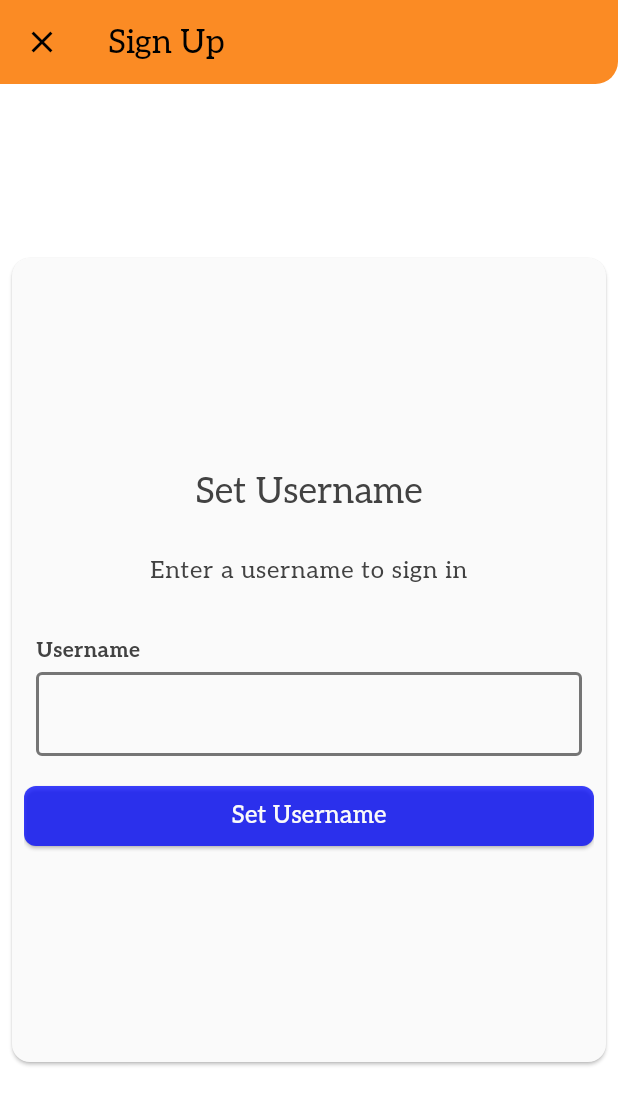
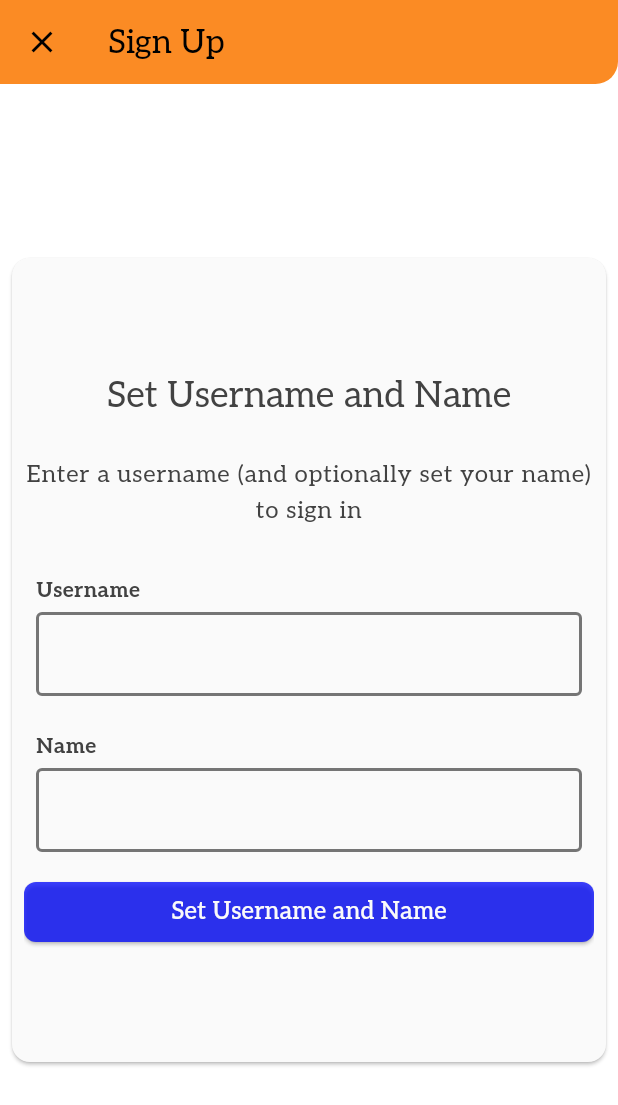
Before and after one commit to ikuchbhi/Locus, a Flutter app: the SignUpScreen screen opened directly, after a tap on "Sign Up", after a tap on "Verify OTP", on a phone screen of 412 x 824 dp. Shown: the top 1105 px of the screen. Run offline on Flutter 3.47's test engine with Material 2 defaults, Android fonts, the light colour scheme and no system bars; our stand-ins replace equatable, flutter_bloc, flutter_dotenv, hydrated_bloc, supabase_flutter; accounts and stored records are empty.

Commit message:
fix(UI): Added option to set Name during signup

```diff
--- a/lib/src/widgets/onboarding/set_username_form.dart
+++ b/lib/src/widgets/onboarding/set_username_form.dart
@@ -30,21 +30,23 @@ class _SetUsernameFormState extends State<SetUsernameForm> {
         mainAxisAlignment: MainAxisAlignment.start,
         children: [
           Text(
-            "Set Username",
+            "Set Username and Name",
             style: Theme.of(context).textTheme.headlineSmall!.apply(
                   color: Colors.grey.shade800,
                 ),
           ),
           const SizedBox(height: 24),
           Text(
-            "Enter a username to sign in",
+            "Enter a username (and optionally set your name) to sign in",
             style: Theme.of(context).textTheme.bodyLarge,
             textAlign: TextAlign.center,
           ),
           const SizedBox(height: 24),
           Form(
             key: _formKey,
-            child: CustomTextFormField(
+            child: Column(
+              children: [
+                CustomTextFormField(
                   "Username",
                   TextFormField(
                     decoration: InputDecoration(
@@ -60,9 +62,29 @@ class _SetUsernameFormState extends State<SetUsernameForm> {
                           width: 2.0,
                         ),
                       ),
-                  // errorText: hasError ? "That username is taken!" : null,
                     ),
                   ),
+                ),
+                CustomTextFormField(
+                  "Name",
+                  TextFormField(
+                    decoration: InputDecoration(
+                      border: OutlineInputBorder(
+                        borderSide: BorderSide(
+                          color: Colors.grey.shade600,
+                          width: 2.0,
+                        ),
+                      ),
+                      enabledBorder: OutlineInputBorder(
+                        borderSide: BorderSide(
+                          color: Colors.grey.shade600,
+                          width: 2.0,
+                        ),
+                      ),
+                    ),
+                  ),
+                ),
+              ],
             ),
           ),
           SizedBox(
@@ -94,7 +116,7 @@ class _SetUsernameFormState extends State<SetUsernameForm> {
                 );
               },
               child: Text(
-                "Set Username",
+                "Set Username and Name",
                 style: TextStyle(color: Colors.grey.shade50, fontSize: 16),
               ),
             ),
```
Lines whose indentation alone changed are shown as unchanged.
